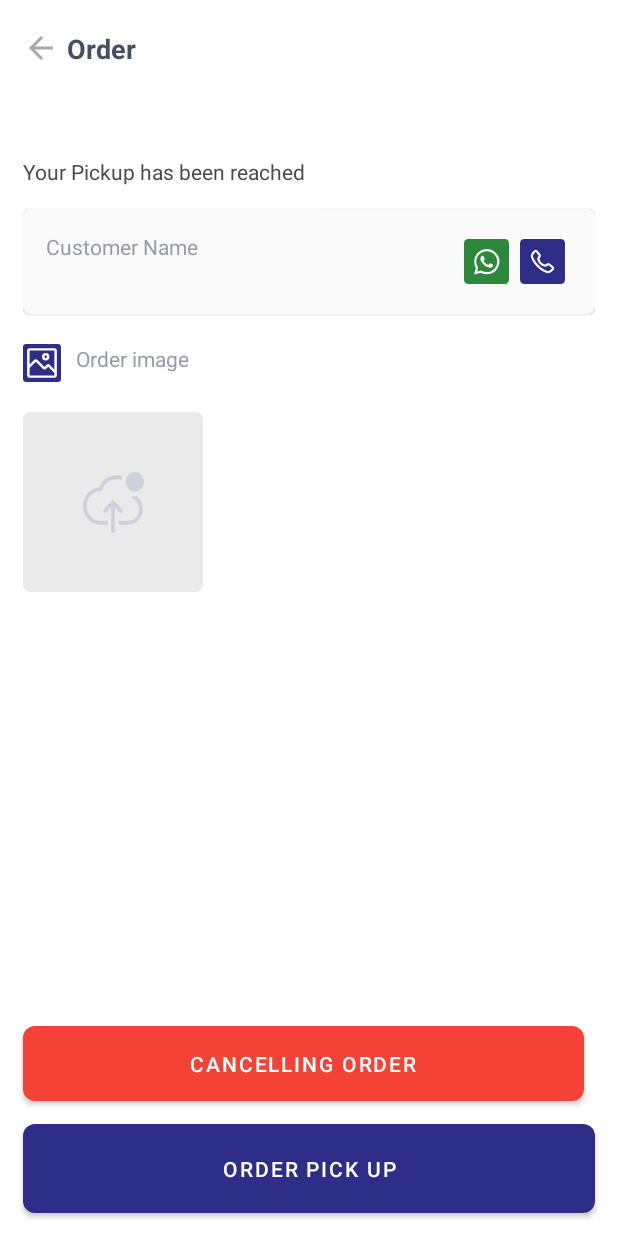
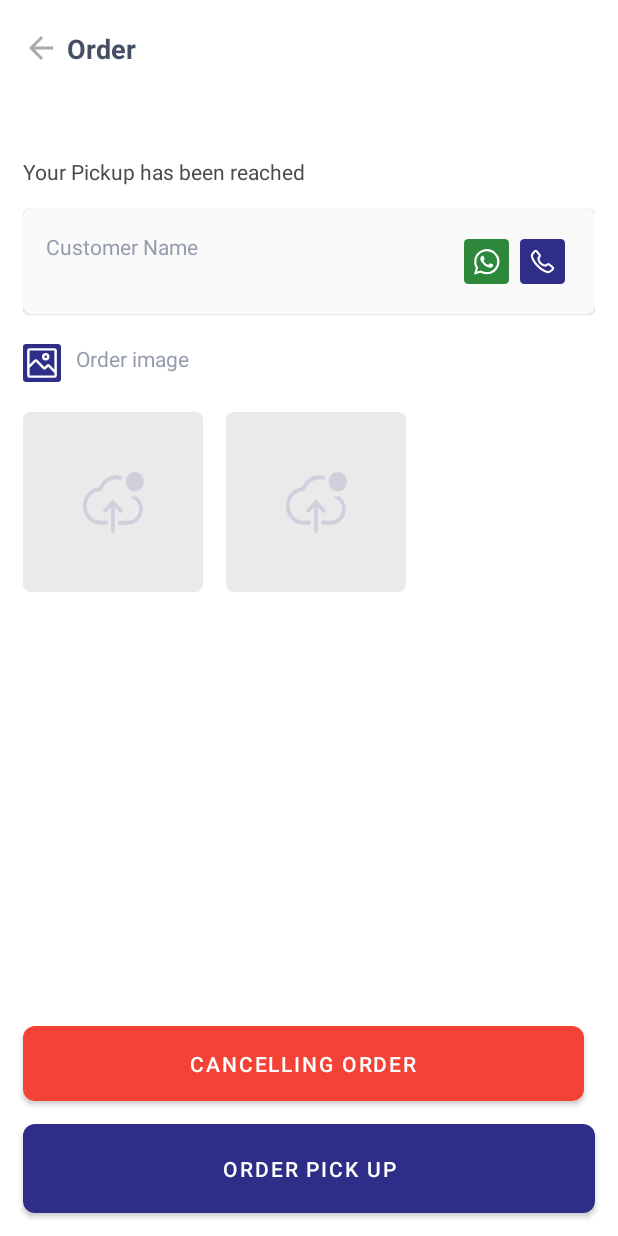
Before and after one commit to abdelrahmana/driverapp, an Android app: the fragment OrderPickUpFragmentReached placed in its activity, on a phone screen of 412 x 824 dp. Run offline under Robolectric (Android 15) with nearby library versions, the phone set to English and light mode, and no system bars; our stand-ins replace Dagger/Hilt's generated code, navigation-ui; libraries missing offline, so code that uses them is left out: com.fondesa.kpermissions; pictures from the network do not load; 6 statements that could not run were skipped.

Commit message:
saving update

```diff
--- a/app/build.gradle
+++ b/app/build.gradle
@@ -27,8 +27,8 @@ android {
         applicationId "com.waysgroup.t7t_talbk_driver"
         minSdk 21
         targetSdk 33
-        versionCode 24
-        versionName "5.7"
+        versionCode 26
+        versionName "5.8"
         multiDexEnabled true
         testInstrumentationRunner "androidx.test.runner.AndroidJUnitRunner"
         signingConfig signingConfigs.config
--- a/app/src/main/java/com/tt/driver/data/models/entities/Order.kt
+++ b/app/src/main/java/com/tt/driver/data/models/entities/Order.kt
@@ -26,6 +26,7 @@ data class Order(
     val hours: String?,
     val id: Int?,
     var imagePath : String?,
+    var imagePathII : String?,
     val is_order_per_hour: Boolean?,
     val notes: String?,
     val order_category: OrderCategory?,
--- a/app/src/main/res/layout/order_pickup_new.xml
+++ b/app/src/main/res/layout/order_pickup_new.xml
@@ -135,6 +135,41 @@
             android:layout_height="match_parent"/>
                 <ImageView
                     android:id="@+id/selectImage"
+                    app:layout_constraintTop_toTopOf="parent"
+                    app:layout_constraintBottom_toBottomOf="parent"
+                    app:layout_constraintStart_toStartOf="parent"
+                    app:layout_constraintEnd_toEndOf="parent"
+                    android:alpha=".4"
+                    app:srcCompat="@drawable/ic_upload_image"
+                    android:layout_width="wrap_content"
+                    android:layout_height="wrap_content"/>
+            </androidx.constraintlayout.widget.ConstraintLayout>
+
+        </com.google.android.material.card.MaterialCardView>
+
+        <com.google.android.material.card.MaterialCardView
+            android:layout_marginTop="20dp"
+            app:cardCornerRadius="5dp"
+            app:cardElevation="0dp"
+            android:id="@+id/orderImageCardII"
+            app:layout_constraintStart_toEndOf="@+id/orderImageCard"
+            app:layout_constraintTop_toBottomOf="@+id/orderHeaderImage"
+            android:layout_width="120dp"
+            android:layout_marginStart="15dp"
+            android:layout_height="120dp">
+            <androidx.constraintlayout.widget.ConstraintLayout
+                android:id="@+id/orderImageContainerII"
+                android:layout_width="match_parent"
+                android:layout_height="match_parent">
+
+
+                <ImageView
+                    android:id="@+id/orderImageII"
+                    android:src="@color/gray_light"
+                    android:layout_width="match_parent"
+                    android:layout_height="match_parent"/>
+                <ImageView
+                    android:id="@+id/selectImageII"
                     app:layout_constraintTop_toTopOf="parent"
                     app:layout_constraintBottom_toBottomOf="parent"
                     app:layout_constraintStart_toStartOf="parent"
```
Also changed, not shown: app/src/main/java/com/tt/driver/ui/components/main/orders/order_details/InterfaceImageSelection.kt (added, +26 -0 lines), app/src/main/java/com/tt/driver/ui/components/main/orders/order_details/OrderPickUpFragmentReached.kt (+44 -7 lines), app/src/main/java/com/tt/driver/ui/components/main/orders/order_details/OrderPrepareDestination.kt (+8 -1 lines), app/src/main/java/com/tt/driver/ui/components/main/orders/order_details/OrderViewModel.kt (+25 -0 lines), app/src/main/res/layout/order_pick_up_preview.xml (+24 -0 lines).
